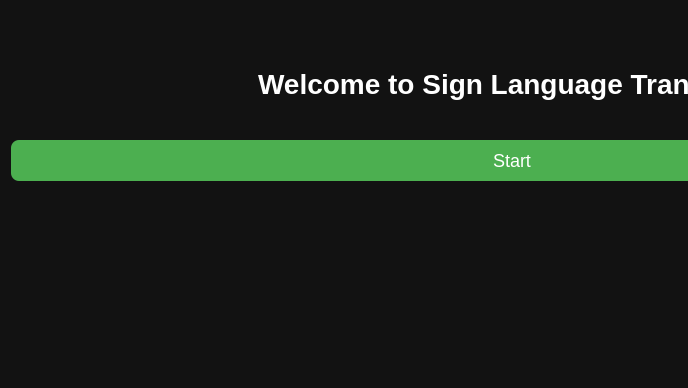
This is UI/welcome_screen.ui in ValhallaAMB/Gesture-Recognition as Qt 5 draws it before an edit; both pictures show x 0 to 688 and y 380 to 768 of the 1024 by 768 pixel window. The edited form follows.
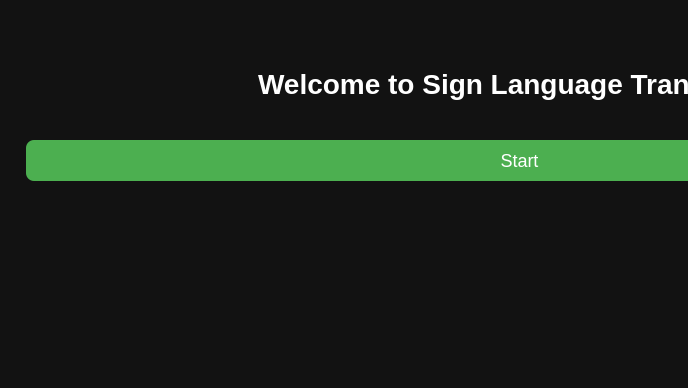
This is the edited form. Icons and pictures are not drawn.

Commit message: Fixed some minor styling and fix the tts reading all the words when being turned on

Diff of the .ui file:
```diff
--- a/UI/welcome_screen.ui
+++ b/UI/welcome_screen.ui
@@ -32,7 +32,7 @@
     padding: 10px 20px;
     font-size: 18px;
     border-radius: 8px;
-    min-width: 150px;
+    margin-left: 15px;
 }
 QPushButton#startButton:hover {
     background-color: #45a049;
```
The commit also changes 2 other files.
